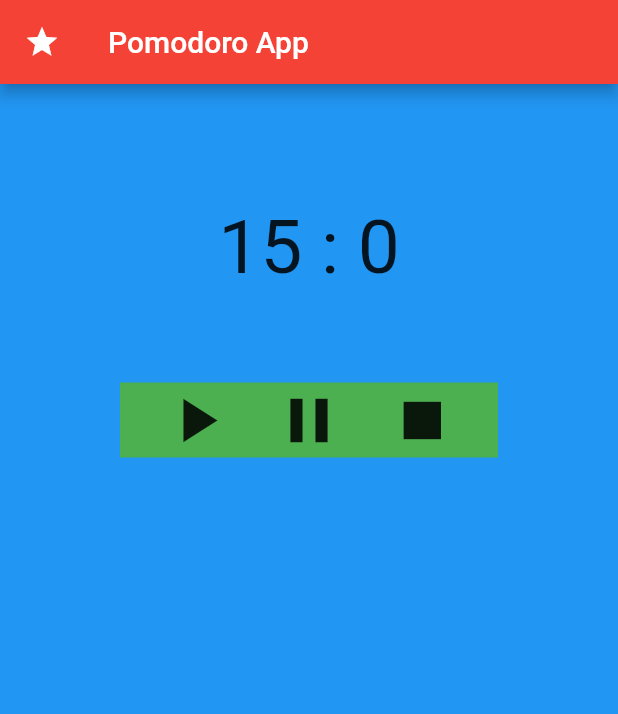
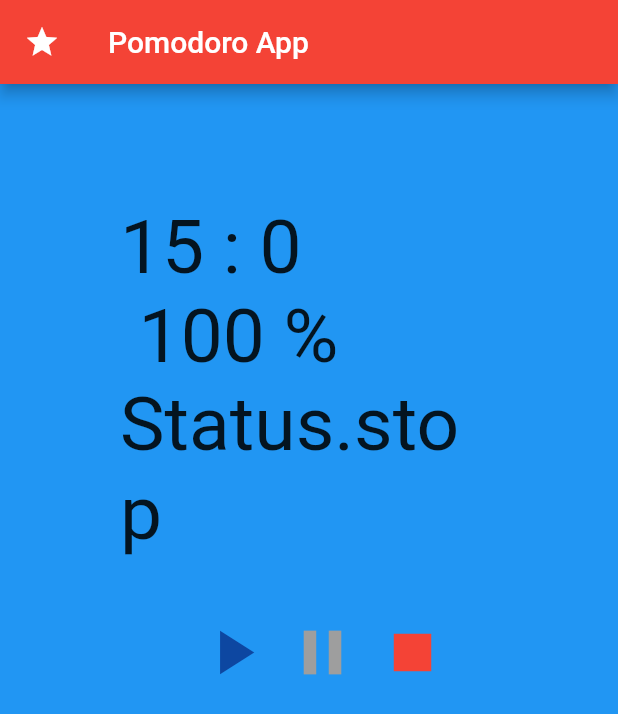
Before and after one commit to Mavioux/pomodoro_flutter, a Flutter app: the screen it shows after launch, on a phone screen of 412 x 824 dp. Shown: the top 714 px of the screen. Run offline on Flutter 3.47's test engine with Material 2 defaults, Android fonts, the phone set to English and light mode, and no system bars.

Commit message:
Made some progress

```diff
--- a/lib/buttons.dart
+++ b/lib/buttons.dart
@@ -1,25 +1,39 @@
 import 'package:flutter/material.dart';
 
 class Buttons extends StatelessWidget {
+  final Function play;
+  final Function pause;
+  final Function stop;
+
+  Buttons(this.play, this.pause, this.stop);
+
   @override
   Widget build(BuildContext context) {
     return Container(
       margin: const EdgeInsets.all(30),
-      color: Colors.green,
       child: Row(
         children: [
-          Icon(
+          IconButton(
+              icon: Icon(
                 Icons.play_arrow,
                 size: 50,
+                color: Colors.blue[900],
               ),
-          Icon(
+              onPressed: play),
+          IconButton(
+              icon: Icon(
                 Icons.pause,
                 size: 50,
+                color: Colors.grey[500],
               ),
-          Icon(
+              onPressed: pause),
+          IconButton(
+              icon: Icon(
                 Icons.stop,
                 size: 50,
+                color: Colors.red,
               ),
+              onPressed: stop),
         ],
         mainAxisAlignment: MainAxisAlignment.spaceEvenly,
       ),
--- a/lib/clock.dart
+++ b/lib/clock.dart
@@ -1,22 +1,116 @@
+import 'dart:async';
 import 'package:flutter/material.dart';
+import 'package:pomodoro/buttons.dart';
 
-class Clock extends StatelessWidget {
-  final now = DateTime.now();
-  final counter = DateTime.now().add(new Duration(minutes: 15, seconds: 0));
+enum Status { play, pause, stop }
+
+class Clock extends StatefulWidget {
+  const Clock({
+    Key key,
+  });
+
+  @override
+  _ClockState createState() => _ClockState();
+}
+
+class _ClockState extends State<Clock> {
+  int _initialTime;
+  int _now;
+  int _then;
+  int _minutes;
+  int _seconds;
+  Timer _everySecond;
+  String _previousState;
+  var status = Status.stop;
+
+  void _play() {
+    setState(() {
+      status = Status.play;
+    });
+  }
+
+  void _pause() {
+    setState(() {
+      status = Status.pause;
+    });
+  }
+
+  void _stop() {
+    setState(() {
+      status = Status.stop;
+    });
+  }
+
+  @override
+  void initState() {
+    super.initState();
+
+    // sets first value
+    _minutes = 15;
+    _seconds = 0;
+    _now = DateTime.now().millisecondsSinceEpoch;
+    _initialTime = _now;
+    _then = DateTime.now()
+        .add(new Duration(minutes: _minutes, seconds: _seconds))
+        .millisecondsSinceEpoch;
+
+    // defines a timer
+    _everySecond = Timer.periodic(Duration(seconds: 1), (Timer t) {
+      setState(() {
+        switch (status.toString()) {
+          case 'Status.play':
+            print('Play');
+            _now = DateTime.now().millisecondsSinceEpoch;
+            if (_previousState != 'Status.play') {
+              _then = DateTime.now()
+                  .add(new Duration(minutes: _minutes, seconds: _seconds))
+                  .millisecondsSinceEpoch;
+            }
+            _previousState = 'Status.play';
+            break;
+
+          case 'Status.pause':
+            print('Pause');
+            _minutes = _then - _now ~/ 60000;
+            _seconds = _then - _now ~/ 1000 % 60;
+            _previousState = 'Status.pause';
+            break;
+          case 'Status.stop':
+            print('Stop');
+            _minutes = _minutes;
+            _seconds = _seconds;
+            break;
+          default:
+            print('Something bad happened!');
+            break;
+        }
+      });
+    });
+  }
 
   @override
   Widget build(BuildContext context) {
+    var percentage = ((_then - _now) ~/ (_then - _initialTime)) * 100;
+
     return Container(
       margin: const EdgeInsets.all(30),
-      child: Center(
-        child: Text(
-          "${counter.minute - now.minute}" +
-              " : " +
-              "${counter.second - now.second}",
-          style: TextStyle(
-            fontSize: 50,
+      child: Column(
+        children: [
+          Center(
+            child: Text(
+              "${(_then - _now) ~/ 60000}" +
+                  " : " +
+                  "${((_then - _now) ~/ 1000) % 60}" +
+                  "\n ${percentage} %" +
+                  "\n" +
+                  status.toString(),
+              style: TextStyle(
+                fontSize: 50,
+              ),
+            ),
           ),
-        ),
+          Buttons(_play, _pause, _stop),
+        ],
       ),
     );
   }
--- a/lib/main_body.dart
+++ b/lib/main_body.dart
@@ -1,9 +1,15 @@
 import 'package:flutter/material.dart';
 
-import './buttons.dart';
 import './clock.dart';
 
-class MainBody extends StatelessWidget {
+enum Status { play, pause, stop }
+
+class MainBody extends StatefulWidget {
+  @override
+  _MainBodyState createState() => _MainBodyState();
+}
+
+class _MainBodyState extends State<MainBody> {
   @override
   Widget build(BuildContext context) {
     return Container(
@@ -14,7 +20,6 @@ class MainBody extends StatelessWidget {
         child: Column(
           children: [
             Clock(),
-            Buttons(),
           ],
         ),
       ),
--- a/lib/pomodoro.dart
+++ b/lib/pomodoro.dart
@@ -1,7 +1,6 @@
 import 'package:flutter/material.dart';
 
 import './main_body.dart';
-import 'my_bottom_navigation_bar.dart';
 
 class Pomodoro extends StatelessWidget {
   @override
```
Also changed, not shown: lib/test.dart (added). Lines whose indentation alone changed are shown as unchanged.
